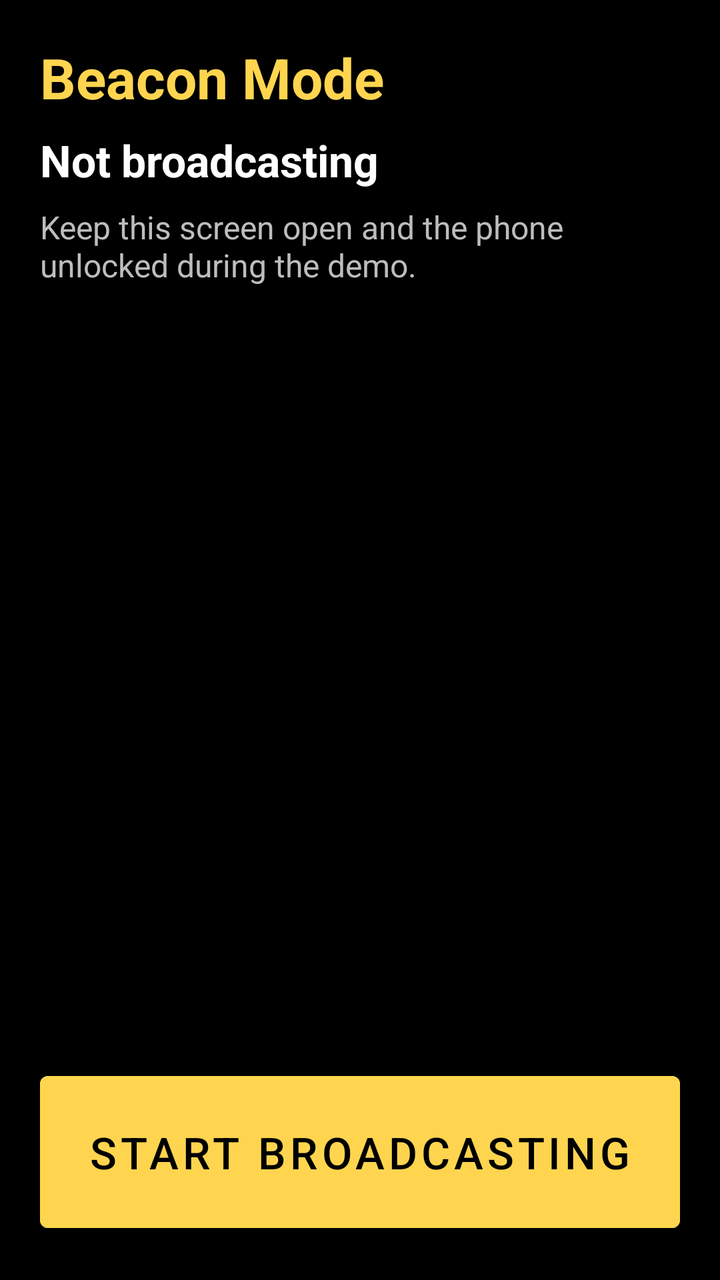
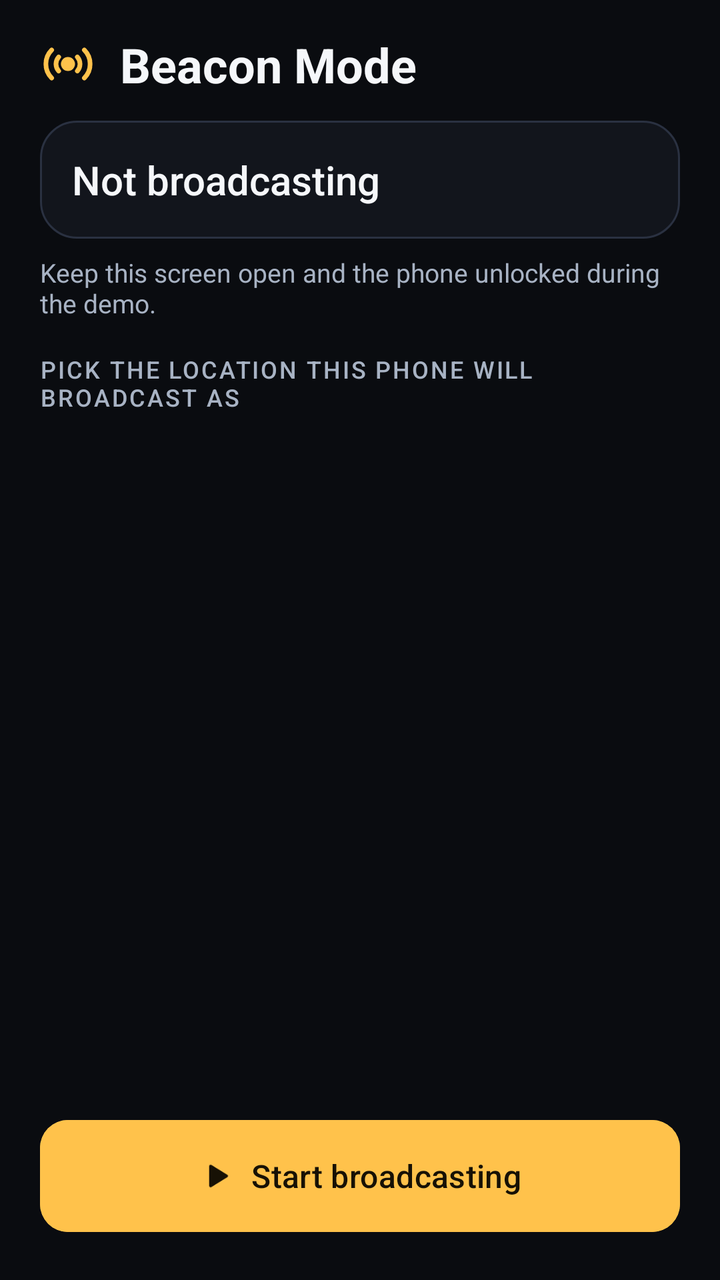

Before-and-after screenshots of an Android layout around one commit, followed by the original layout XML and the change that was made.
<!-- AndroidManifest.xml: application theme Theme.NavGuide -->
<!-- res/layout/activity_beacon_mode.xml -->
<?xml version="1.0" encoding="utf-8"?>
<LinearLayout xmlns:android="http://schemas.android.com/apk/res/android"
    android:layout_width="match_parent"
    android:layout_height="match_parent"
    android:orientation="vertical"
    android:padding="20dp"
    android:background="@color/black">

    <TextView
        android:layout_width="match_parent"
        android:layout_height="wrap_content"
        android:text="@string/beacon_title"
        android:textColor="@color/yellow"
        android:textSize="28sp"
        android:textStyle="bold"
        android:layout_marginBottom="8dp" />

    <TextView
        android:id="@+id/tvBeaconStatus"
        android:layout_width="match_parent"
        android:layout_height="wrap_content"
        android:text="@string/beacon_status_idle"
        android:textColor="@color/white"
        android:textSize="22sp"
        android:textStyle="bold"
        android:layout_marginBottom="8dp" />

    <TextView
        android:layout_width="match_parent"
        android:layout_height="wrap_content"
        android:text="@string/beacon_keep_open"
        android:textColor="@color/text_secondary"
        android:textSize="16sp"
        android:layout_marginBottom="12dp" />

    <ScrollView
        android:layout_width="match_parent"
        android:layout_height="0dp"
        android:layout_weight="1">

        <LinearLayout
            android:id="@+id/llBeaconList"
            android:layout_width="match_parent"
            android:layout_height="wrap_content"
            android:orientation="vertical" />
    </ScrollView>

    <Button
        android:id="@+id/btnToggleBroadcast"
        android:layout_width="match_parent"
        android:layout_height="88dp"
        android:text="@string/btn_start_broadcast"
        android:textSize="22sp"
        android:backgroundTint="@color/yellow"
        android:textColor="@color/black"
        android:contentDescription="@string/btn_start_broadcast" />

</LinearLayout>
<!-- resources referenced by this layout -->
<resources>
  <color name="black">#FF000000</color>
  <color name="text_secondary">#FFBDBDBD</color>
  <color name="white">#FFFFFFFF</color>
  <color name="yellow">#FFFFD54F</color>
  <style name="Theme.NavGuide" parent="Theme.MaterialComponents.DayNight.NoActionBar">
          <item name="colorPrimary">@color/yellow</item>
          <item name="colorPrimaryVariant">@color/yellow</item>
          <item name="colorOnPrimary">@color/black</item>
          <item name="colorSecondary">@color/yellow</item>
          <item name="colorSecondaryVariant">@color/yellow</item>
          <item name="colorOnSecondary">@color/black</item>
          <item name="android:windowBackground">@color/black</item>
          <item name="android:statusBarColor">@color/black</item>
          <item name="android:navigationBarColor">@color/black</item>
          <item name="android:textColorPrimary">@color/white</item>
          <item name="android:textColorSecondary">@color/text_secondary</item>
          <item name="colorOnSurface">@color/white</item>
          <item name="colorSurface">@color/dark_gray</item>
      </style>
  <color name="dark_gray">#FF1C1C1C</color>
  <!-- unchanged entries left out for length: 4 -->
</resources>

<!-- the commit's change to res/layout/activity_beacon_mode.xml (unified diff, before → after) -->
@@ -1,37 +1,61 @@
 <?xml version="1.0" encoding="utf-8"?>
 <LinearLayout xmlns:android="http://schemas.android.com/apk/res/android"
+    xmlns:app="http://schemas.android.com/apk/res-auto"
     android:layout_width="match_parent"
     android:layout_height="match_parent"
     android:orientation="vertical"
-    android:padding="20dp"
-    android:background="@color/black">
+    android:background="@color/bg"
+    android:paddingStart="@dimen/screen_pad"
+    android:paddingEnd="@dimen/screen_pad"
+    android:paddingTop="@dimen/space_16">
 
-    <TextView
+    <LinearLayout
         android:layout_width="match_parent"
         android:layout_height="wrap_content"
-        android:text="@string/beacon_title"
-        android:textColor="@color/yellow"
-        android:textSize="28sp"
-        android:textStyle="bold"
-        android:layout_marginBottom="8dp" />
+        android:orientation="horizontal"
+        android:gravity="center_vertical"
+        android:layout_marginBottom="@dimen/space_12">
+
+        <ImageView
+            android:layout_width="28dp"
+            android:layout_height="28dp"
+            android:src="@drawable/ic_beacon"
+            android:tint="@color/amber"
+            android:importantForAccessibility="no" />
+
+        <TextView
+            android:layout_width="wrap_content"
+            android:layout_height="wrap_content"
+            android:layout_marginStart="@dimen/space_12"
+            android:text="@string/beacon_title"
+            android:textAppearance="@style/TextAppearance.NavGuide.Title" />
+    </LinearLayout>
 
     <TextView
         android:id="@+id/tvBeaconStatus"
         android:layout_width="match_parent"
         android:layout_height="wrap_content"
         android:text="@string/beacon_status_idle"
-        android:textColor="@color/white"
-        android:textSize="22sp"
-        android:textStyle="bold"
-        android:layout_marginBottom="8dp" />
+        android:textAppearance="@style/TextAppearance.NavGuide.Headline"
+        android:background="@drawable/bg_card"
+        android:padding="@dimen/space_16"
+        android:lineSpacingMultiplier="1.2" />
+
+    <TextView
+        android:id="@+id/tvBeaconHint"
+        android:layout_width="match_parent"
+        android:layout_height="wrap_content"
+        android:text="@string/beacon_keep_open"
+        android:textAppearance="@style/TextAppearance.NavGuide.Caption"
+        android:layout_marginTop="@dimen/space_8" />
 
     <TextView
         android:layout_width="match_parent"
         android:layout_height="wrap_content"
-        android:text="@string/beacon_keep_open"
-        android:textColor="@color/text_secondary"
-        android:textSize="16sp"
-        android:layout_marginBottom="12dp" />
+        android:text="@string/beacon_pick"
+        android:textAppearance="@style/TextAppearance.NavGuide.Label"
+        android:layout_marginTop="@dimen/space_16"
+        android:layout_marginBottom="@dimen/space_8" />
 
     <ScrollView
         android:layout_width="match_parent"
@@ -48,11 +72,17 @@
     <Button
         android:id="@+id/btnToggleBroadcast"
         android:layout_width="match_parent"
-        android:layout_height="88dp"
+        android:layout_height="@dimen/button_height_hero"
+        android:layout_marginTop="@dimen/space_12"
+        android:layout_marginBottom="@dimen/space_20"
         android:text="@string/btn_start_broadcast"
-        android:textSize="22sp"
-        android:backgroundTint="@color/yellow"
-        android:textColor="@color/black"
+        android:textSize="16sp"
+        android:backgroundTint="@color/amber"
+        android:textColor="@color/text_on_accent"
+        app:cornerRadius="@dimen/radius_medium"
+        app:icon="@drawable/ic_play"
+        app:iconGravity="textStart"
+        app:iconTint="@color/text_on_accent"
         android:contentDescription="@string/btn_start_broadcast" />
 
 </LinearLayout>
<!-- resource entries referenced after the edit -->
@@ -1,25 +1,135 @@
 <!-- resources referenced by this layout -->
 <resources>
-  <color name="black">#FF000000</color>
-  <color name="text_secondary">#FFBDBDBD</color>
-  <color name="white">#FFFFFFFF</color>
-  <color name="yellow">#FFFFD54F</color>
-  <style name="Theme.NavGuide" parent="Theme.MaterialComponents.DayNight.NoActionBar">
-          <item name="colorPrimary">@color/yellow</item>
-          <item name="colorPrimaryVariant">@color/yellow</item>
-          <item name="colorOnPrimary">@color/black</item>
-          <item name="colorSecondary">@color/yellow</item>
-          <item name="colorSecondaryVariant">@color/yellow</item>
-          <item name="colorOnSecondary">@color/black</item>
-          <item name="android:windowBackground">@color/black</item>
-          <item name="android:statusBarColor">@color/black</item>
-          <item name="android:navigationBarColor">@color/black</item>
-          <item name="android:textColorPrimary">@color/white</item>
-          <item name="android:textColorSecondary">@color/text_secondary</item>
-          <item name="colorOnSurface">@color/white</item>
-          <item name="colorSurface">@color/dark_gray</item>
+  <color name="amber">#FFC24B</color>
+  <color name="bg">#0A0C10</color>
+  <color name="text_on_accent">#171105</color>
+  <dimen name="button_height_hero">64dp</dimen>
+  <dimen name="radius_medium">14dp</dimen>
+  <dimen name="screen_pad">20dp</dimen>
+  <dimen name="space_12">12dp</dimen>
+  <dimen name="space_16">16dp</dimen>
+  <dimen name="space_20">20dp</dimen>
+  <dimen name="space_8">8dp</dimen>
+  <!-- drawable bg_card (drawable) -->
+  <?xml version="1.0" encoding="utf-8"?>
+  <shape xmlns:android="http://schemas.android.com/apk/res/android" android:shape="rectangle">
+      <solid android:color="@color/surface" />
+      <stroke android:width="1dp" android:color="@color/outline" />
+      <corners android:radius="@dimen/radius_large" />
+  </shape>
+  <!-- drawable ic_beacon (drawable) -->
+  <?xml version="1.0" encoding="utf-8"?>
+  <vector xmlns:android="http://schemas.android.com/apk/res/android"
+      android:width="24dp" android:height="24dp"
+      android:viewportWidth="24" android:viewportHeight="24">
+      <path
+          android:pathData="M11.99 10 a2 2 0 1 1 -0.01 0"
+          android:strokeColor="#FFFFFF" android:strokeWidth="2"
+          android:fillColor="#FFFFFF" />
+      <path
+          android:pathData="M8 9 a4.5 4.5 0 0 0 0 6 M16 9 a4.5 4.5 0 0 1 0 6"
+          android:strokeColor="#FFFFFF" android:strokeWidth="2"
+          android:strokeLineCap="round"
+          android:fillColor="@android:color/transparent" />
+      <path
+          android:pathData="M5 6 a8.5 8.5 0 0 0 0 12 M19 6 a8.5 8.5 0 0 1 0 12"
+          android:strokeColor="#FFFFFF" android:strokeWidth="2"
+          android:strokeLineCap="round"
+          android:fillColor="@android:color/transparent" />
+  </vector>
+  <!-- drawable ic_play (drawable) -->
+  <?xml version="1.0" encoding="utf-8"?>
+  <vector xmlns:android="http://schemas.android.com/apk/res/android"
+      android:width="24dp" android:height="24dp"
+      android:viewportWidth="24" android:viewportHeight="24">
+      <path
+          android:pathData="M8 5.5 L18.5 12 L8 18.5 Z"
+          android:strokeColor="#FFFFFF" android:strokeWidth="2"
+          android:strokeLineJoin="round"
+          android:fillColor="#FFFFFF" />
+  </vector>
+  <string name="beacon_pick">Pick the location this phone will broadcast as</string>
+  <style name="TextAppearance.NavGuide.Caption" parent="android:TextAppearance">
+          <item name="android:fontFamily">sans-serif</item>
+          <item name="android:textSize">13sp</item>
+          <item name="android:textColor">@color/text_secondary</item>
       </style>
-  <color name="dark_gray">#FF1C1C1C</color>
+  <style name="TextAppearance.NavGuide.Headline" parent="android:TextAppearance">
+          <item name="android:fontFamily">sans-serif-medium</item>
+          <item name="android:textSize">20sp</item>
+          <item name="android:textColor">@color/text_primary</item>
+      </style>
+  <style name="TextAppearance.NavGuide.Label" parent="android:TextAppearance">
+          <item name="android:fontFamily">sans-serif-medium</item>
+          <item name="android:textSize">12sp</item>
+          <item name="android:letterSpacing">0.08</item>
+          <item name="android:textAllCaps">true</item>
+          <item name="android:textColor">@color/text_secondary</item>
+      </style>
+  <style name="TextAppearance.NavGuide.Title" parent="android:TextAppearance">
+          <item name="android:fontFamily">sans-serif</item>
+          <item name="android:textSize">24sp</item>
+          <item name="android:textStyle">bold</item>
+          <item name="android:textColor">@color/text_primary</item>
+      </style>
+  <color name="text_secondary">#A8B3C4</color>
+  <color name="text_primary">#F5F7FA</color>
+  <color name="amber_container">#3A2E12</color>
+  <color name="amber_on_container">#FFE3A6</color>
+  <color name="surface_variant">#1A1F29</color>
+  <color name="danger_fill">#C4342B</color>
+  <color name="white">#FFF5F7FA</color>
+  <style name="ShapeAppearance.NavGuide.Small" parent="">
+          <item name="cornerFamily">rounded</item>
+          <item name="cornerSize">@dimen/radius_small</item>
+      </style>
+  <style name="ShapeAppearance.NavGuide.Medium" parent="">
+          <item name="cornerFamily">rounded</item>
+          <item name="cornerSize">@dimen/radius_medium</item>
+      </style>
+  <style name="ShapeAppearance.NavGuide.Large" parent="">
+          <item name="cornerFamily">rounded</item>
+          <item name="cornerSize">@dimen/radius_large</item>
+      </style>
+  <dimen name="radius_small">10dp</dimen>
+  <style name="Theme.NavGuide" parent="Theme.Material3.DayNight.NoActionBar">
+          
+          <item name="colorPrimary">@color/amber</item>
+          <item name="colorOnPrimary">@color/text_on_accent</item>
+          <item name="colorPrimaryContainer">@color/amber_container</item>
+          <item name="colorOnPrimaryContainer">@color/amber_on_container</item>
+  
+          
+          <item name="colorSecondary">@color/text_secondary</item>
+          <item name="colorOnSecondary">@color/bg</item>
+          <item name="colorSecondaryContainer">@color/surface_variant</item>
+          <item name="colorOnSecondaryContainer">@color/text_primary</item>
+  
+          
+          <item name="android:windowBackground">@color/bg</item>
+          <item name="colorSurface">@color/surface</item>
+          <item name="colorOnSurface">@color/text_primary</item>
+          <item name="colorSurfaceVariant">@color/surface_variant</item>
+          <item name="colorOnSurfaceVariant">@color/text_secondary</item>
+          <item name="colorOutline">@color/outline</item>
+          <item name="colorOutlineVariant">@color/outline</item>
+  
+          
+          <item name="colorError">@color/danger_fill</item>
+          <item name="colorOnError">@color/white</item>
+  
+          
+          <item name="android:statusBarColor">@color/bg</item>
+          <item name="android:navigationBarColor">@color/bg</item>
+  
+          
+          <item name="shapeAppearanceSmallComponent">@style/ShapeAppearance.NavGuide.Small</item>
+          <item name="shapeAppearanceMediumComponent">@style/ShapeAppearance.NavGuide.Medium</item>
+          <item name="shapeAppearanceLargeComponent">@style/ShapeAppearance.NavGuide.Large</item>
+      </style>
+  <color name="surface">#12151C</color>
+  <color name="outline">#2A3141</color>
+  <dimen name="radius_large">18dp</dimen>
   <!-- unchanged entries left out for length: 4 -->
 </resources>
 
